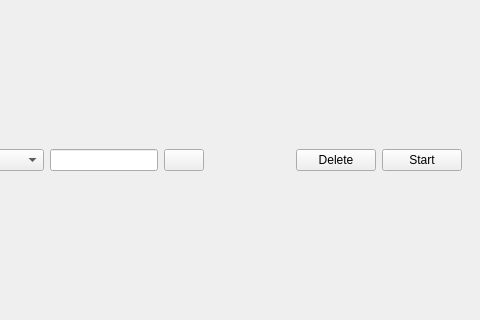
First picture: the form in main/WebShutterUI.ui, repository DarwinSardual/webshutter, before the edit; both pictures show x 101 to 581 and y 133 to 453 of the 581 by 590 pixel window.
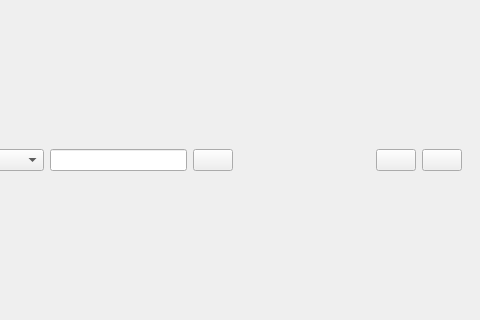
Second picture: the form after the edit.

Commit message: Remove text and set the icons

Patch:
```diff
--- a/main/WebShutterUI.ui
+++ b/main/WebShutterUI.ui
@@ -23,9 +23,9 @@
          <property name="enabled">
           <bool>true</bool>
          </property>
-         <property name="text">
+         <!--<property name="text">
           <string>Start</string>
-         </property>
+         </property>-->
         </widget>
        </item>
        <item row="0" column="2">
@@ -92,9 +92,9 @@
        </item>
        <item row="0" column="5">
         <widget class="QPushButton" name="deleteButton">
-         <property name="text">
+         <!--<property name="text">
           <string>Delete</string>
-         </property>
+         </property>-->
         </widget>
        </item>
       </layout>
```
The commit also changes 2 other files.
